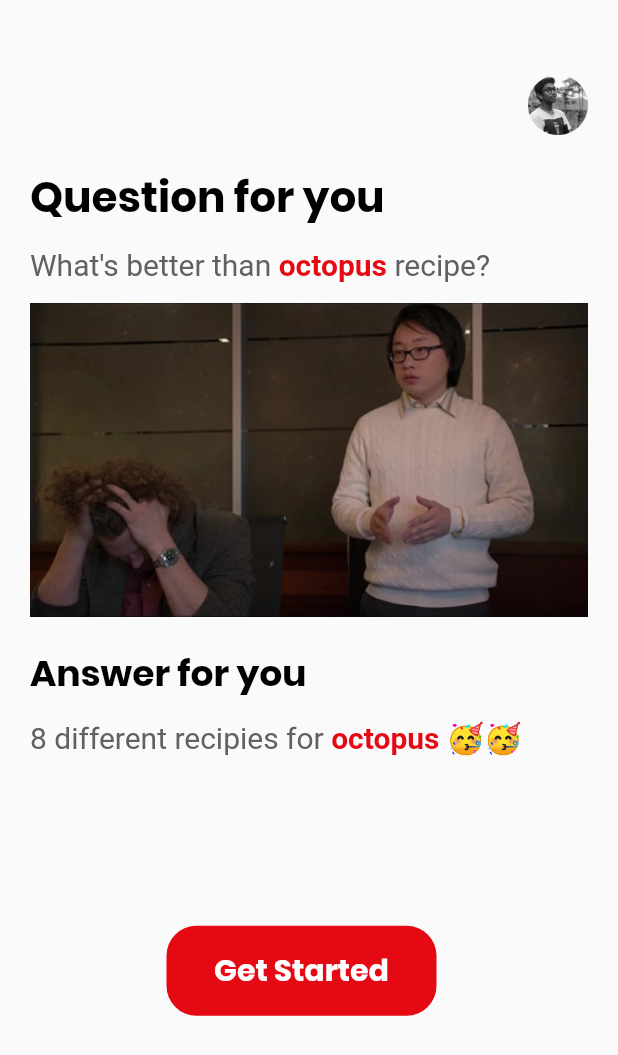
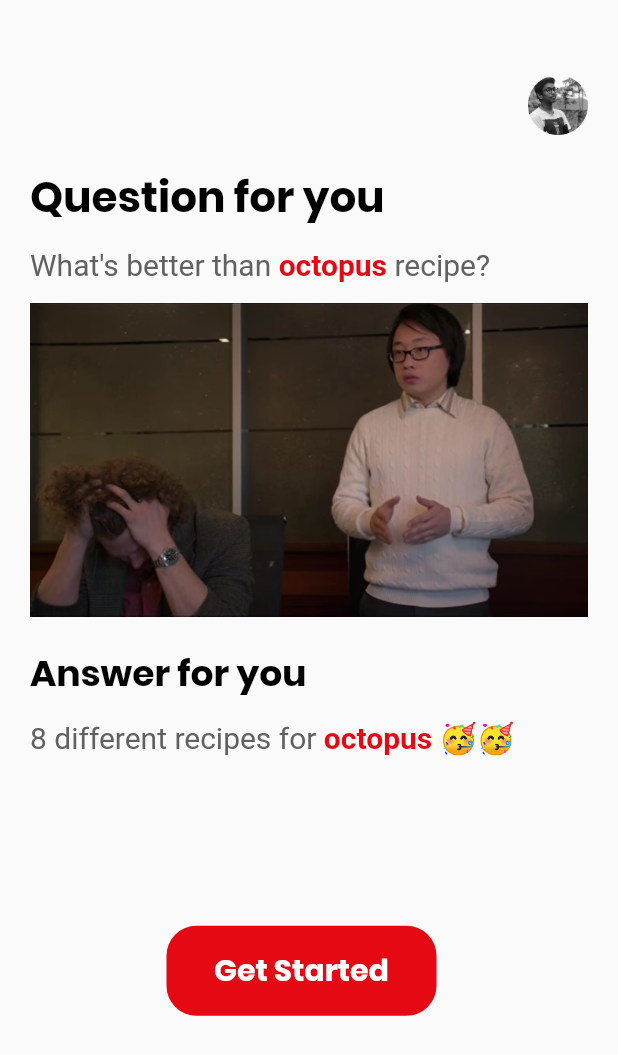
Before and after one commit to ajay-prabhakar/8-octopus-recipes, a Flutter app: the screen it shows after launch, on a phone screen of 412 x 824 dp. Shown: the top 1055 px of the screen. Run offline on Flutter 3.47's test engine with Material 2 defaults, Android fonts, the phone set to English and light mode, and no system bars.

Commit message:
Update category_screen.dart
Fixed misspelling of “Recipies” —> “Recipes”
Found on Lines 64 & 121

```diff
--- a/lib/screens/category_screen.dart
+++ b/lib/screens/category_screen.dart
@@ -61,7 +61,7 @@ class CategoryScreen extends StatelessWidget {
             ),
             RichText(
               text: TextSpan(
-                text: "8 different recipies for ",
+                text: "8 different recipes for ",
                 style: TextStyle(
                   fontSize: 20,
                   color: Colors.grey[700],
@@ -118,7 +118,7 @@ class CategoryScreen extends StatelessWidget {
     Navigator.of(context).pushNamed(
       CategoryOctopusScreen.routeName,
       arguments: {
-        'title': "8 Octopus Recipies",
+        'title': "8 Octopus Recipes",
         'color': Colors.purple,
         'id': "c1",
       },
```
